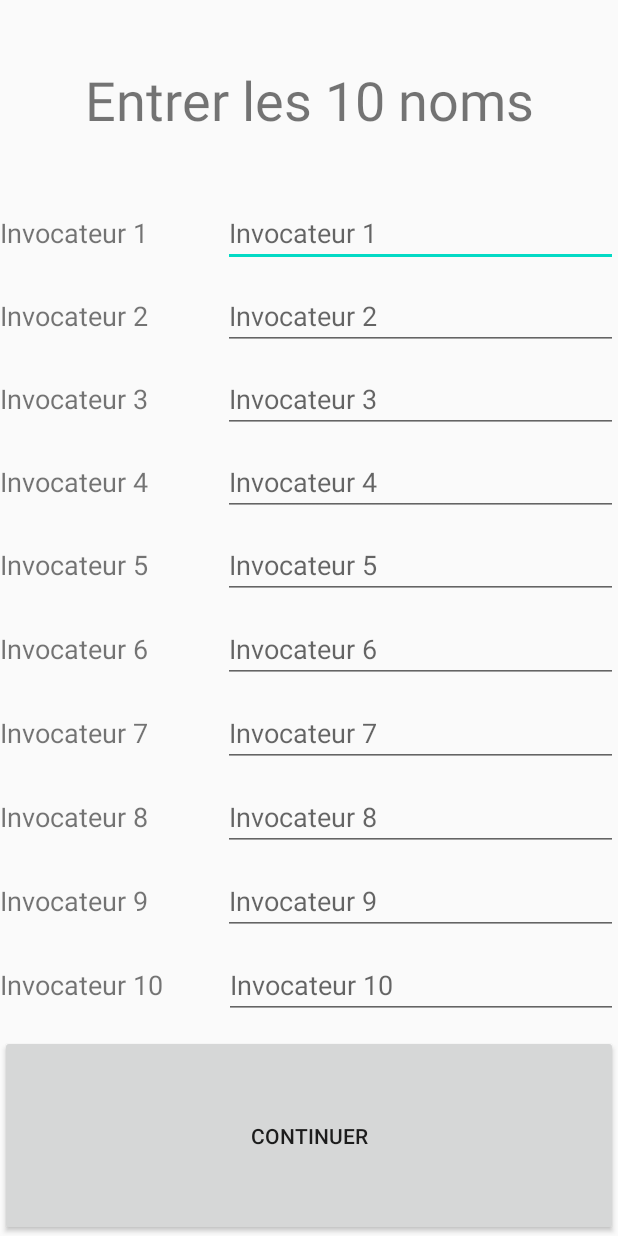
After one commit to LuxemTheFez/MistZer_Randomizer, an Android app: the layout activity_names.xml on its own in the app's theme, with its tools: preview values and no code run, on a phone screen of 412 x 824 dp. The commit adds this screen. Run offline under Robolectric (Android 15) with nearby library versions, the phone set to English and light mode, and no system bars.

Commit message:
activité names omegalul

```diff
--- /dev/null
+++ b/app/src/main/res/layout/activity_names.xml
@@ -0,0 +1,264 @@
+<?xml version="1.0" encoding="utf-8"?>
+<LinearLayout xmlns:android="http://schemas.android.com/apk/res/android"
+    android:layout_width="match_parent"
+    android:layout_height="match_parent"
+    android:orientation="vertical">
+
+    <TextView
+        android:id="@+id/textView_names"
+        android:layout_width="match_parent"
+        android:layout_height="wrap_content"
+        android:layout_weight="0.8"
+        android:gravity="center_horizontal|center_vertical"
+        android:text="@string/names_text"
+        android:textSize="36sp" />
+
+    <LinearLayout
+        android:layout_width="match_parent"
+        android:layout_height="wrap_content"
+        android:layout_weight="0.1"
+        android:orientation="horizontal">
+
+        <TextView
+            android:id="@+id/textView_name1"
+            android:layout_width="wrap_content"
+            android:layout_height="wrap_content"
+            android:layout_weight="1"
+            android:text="@string/names_1"
+            android:textSize="18sp" />
+
+        <EditText
+            android:id="@+id/text_name1"
+            android:layout_width="wrap_content"
+            android:layout_height="wrap_content"
+            android:layout_weight="1"
+            android:ems="10"
+            android:hint="@string/names_1"
+            android:inputType="textPersonName" />
+
+    </LinearLayout>
+
+    <LinearLayout
+        android:layout_width="match_parent"
+        android:layout_height="wrap_content"
+        android:layout_weight="0.1"
+        android:orientation="horizontal">
+
+        <TextView
+            android:id="@+id/textView_name2"
+            android:layout_width="wrap_content"
+            android:layout_height="wrap_content"
+            android:layout_weight="1"
+            android:text="@string/names_2"
+            android:textSize="18sp" />
+
+        <EditText
+            android:id="@+id/text_name2"
+            android:layout_width="wrap_content"
+            android:layout_height="wrap_content"
+            android:layout_weight="1"
+            android:ems="10"
+            android:hint="@string/names_2"
+            android:inputType="textPersonName" />
+    </LinearLayout>
+
+    <LinearLayout
+        android:layout_width="match_parent"
+        android:layout_height="wrap_content"
+        android:layout_weight="0.1"
+        android:orientation="horizontal">
+
+        <TextView
+            android:id="@+id/textView_name3"
+            android:layout_width="wrap_content"
+            android:layout_height="wrap_content"
+            android:layout_weight="1"
+            android:text="@string/names_3"
+            android:textSize="18sp" />
+
+        <EditText
+            android:id="@+id/text_name3"
+            android:layout_width="wrap_content"
+            android:layout_height="wrap_content"
+            android:layout_weight="1"
+            android:ems="10"
+            android:hint="@string/names_3"
+            android:inputType="textPersonName" />
+    </LinearLayout>
+
+    <LinearLayout
+        android:layout_width="match_parent"
+        android:layout_height="wrap_content"
+        android:layout_weight="0.1"
+        android:orientation="horizontal">
+
+        <TextView
+            android:id="@+id/textView_name4"
+            android:layout_width="wrap_content"
+            android:layout_height="wrap_content"
+            android:layout_weight="1"
+            android:text="@string/names_4"
+            android:textSize="18sp" />
+
+        <EditText
+            android:id="@+id/text_name4"
+            android:layout_width="wrap_content"
+            android:layout_height="wrap_content"
+            android:layout_weight="1"
+            android:ems="10"
+            android:hint="@string/names_4"
+            android:inputType="textPersonName" />
+    </LinearLayout>
+
+    <LinearLayout
+        android:layout_width="match_parent"
+        android:layout_height="wrap_content"
+        android:layout_weight="0.1"
+        android:orientation="horizontal">
+
+        <TextView
+            android:id="@+id/textView_name5"
+            android:layout_width="wrap_content"
+            android:layout_height="wrap_content"
+            android:layout_weight="1"
+            android:text="@string/names_5"
+            android:textSize="18sp" />
+
+        <EditText
+            android:id="@+id/text_name5"
+            android:layout_width="wrap_content"
+            android:layout_height="wrap_content"
+            android:layout_weight="1"
+            android:ems="10"
+            android:hint="@string/names_5"
+            android:inputType="textPersonName" />
+    </LinearLayout>
+
+    <LinearLayout
+        android:layout_width="match_parent"
+        android:layout_height="wrap_content"
+        android:layout_weight="0.1"
+        android:orientation="horizontal">
+
+        <TextView
+            android:id="@+id/textView_name6"
+            android:layout_width="wrap_content"
+            android:layout_height="wrap_content"
+            android:layout_weight="1"
+            android:text="@string/names_6"
+            android:textSize="18sp" />
+
+        <EditText
+            android:id="@+id/text_name6"
+            android:layout_width="wrap_content"
+            android:layout_height="wrap_content"
+            android:layout_weight="1"
+            android:ems="10"
+            android:hint="@string/names_6"
+            android:inputType="textPersonName" />
+    </LinearLayout>
+
+    <LinearLayout
+        android:layout_width="match_parent"
+        android:layout_height="wrap_content"
+        android:layout_weight="0.1"
+        android:orientation="horizontal">
+
+        <TextView
+            android:id="@+id/textView_name7"
+            android:layout_width="wrap_content"
+            android:layout_height="wrap_content"
+            android:layout_weight="1"
+            android:text="@string/names_7"
+            android:textSize="18sp" />
+
+        <EditText
+            android:id="@+id/text_name7"
+            android:layout_width="wrap_content"
+            android:layout_height="wrap_content"
+            android:layout_weight="1"
+            android:ems="10"
+            android:hint="@string/names_7"
+            android:inputType="textPersonName" />
+    </LinearLayout>
+
+    <LinearLayout
+        android:layout_width="match_parent"
+        android:layout_height="wrap_content"
+        android:layout_weight="0.1"
+        android:orientation="horizontal">
+
+        <TextView
+            android:id="@+id/textView_name8"
+            android:layout_width="wrap_content"
+            android:layout_height="wrap_content"
+            android:layout_weight="1"
+            android:text="@string/names_8"
+            android:textSize="18sp" />
+
+        <EditText
+            android:id="@+id/text_name8"
+            android:layout_width="wrap_content"
+            android:layout_height="wrap_content"
+            android:layout_weight="1"
+            android:ems="10"
+            android:hint="@string/names_8"
+            android:inputType="textPersonName" />
+    </LinearLayout>
+
+    <LinearLayout
+        android:layout_width="match_parent"
+        android:layout_height="wrap_content"
+        android:layout_weight="0.1"
+        android:orientation="horizontal">
+
+        <TextView
+            android:id="@+id/textView_name9"
+            android:layout_width="wrap_content"
+            android:layout_height="wrap_content"
+            android:layout_weight="1"
+            android:text="@string/names_9"
+            android:textSize="18sp" />
+
+        <EditText
+            android:id="@+id/text_name9"
+            android:layout_width="wrap_content"
+            android:layout_height="wrap_content"
+            android:layout_weight="1"
+            android:ems="10"
+            android:hint="@string/names_9"
+            android:inputType="textPersonName" />
+    </LinearLayout>
+
+    <LinearLayout
+        android:layout_width="match_parent"
+        android:layout_height="wrap_content"
+        android:layout_weight="0.1"
+        android:orientation="horizontal">
+
+        <TextView
+            android:id="@+id/textView_name10"
+            android:layout_width="wrap_content"
+            android:layout_height="wrap_content"
+            android:layout_weight="1"
+            android:text="@string/names_10"
+            android:textSize="18sp" />
+
+        <EditText
+            android:id="@+id/text_name10"
+            android:layout_width="wrap_content"
+            android:layout_height="wrap_content"
+            android:layout_weight="1.2"
+            android:ems="10"
+            android:hint="@string/names_10"
+            android:inputType="textPersonName" />
+    </LinearLayout>
+
+    <Button
+        android:id="@+id/button_names"
+        android:layout_width="match_parent"
+        android:layout_height="wrap_content"
+        android:layout_weight="0.8"
+        android:text="@string/names_button" />
+
+</LinearLayout>
--- a/app/src/main/res/values/strings.xml
+++ b/app/src/main/res/values/strings.xml
@@ -1,3 +1,16 @@
 <resources>
     <string name="app_name">MistZer Randomizer</string>
+    <string name="names_text">Entrer les 10 noms</string>
+    <string name="names_1">Invocateur 1</string>
+    <string name="names_2">Invocateur 2</string>
+    <string name="names_3">Invocateur 3</string>
+    <string name="names_4">Invocateur 4</string>
+    <string name="names_5">Invocateur 5</string>
+    <string name="names_6">Invocateur 6</string>
+    <string name="names_7">Invocateur 7</string>
+    <string name="names_8">Invocateur 8</string>
+    <string name="names_9">Invocateur 9</string>
+    <string name="names_10">Invocateur 10</string>
+    <string name="names_button">Continuer</string>
+
 </resources>
```
